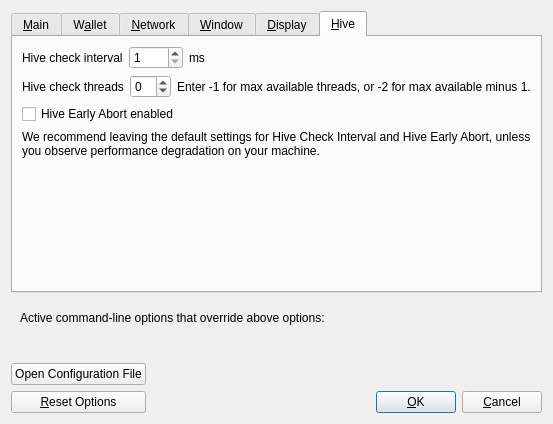
Old version of the form src/qt/forms/optionsdialog.ui in the repository litecoincash-project/litecoincash.
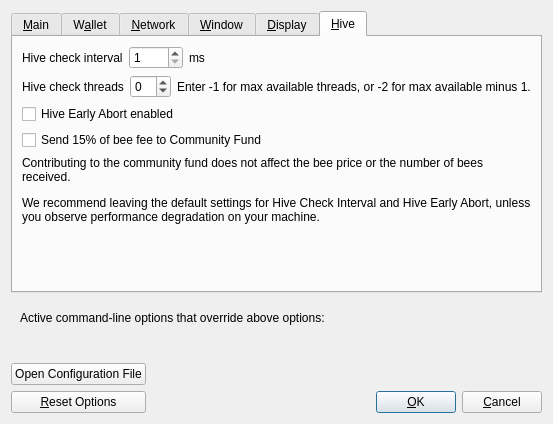
New version of the form. Custom widgets are drawn as their Qt base class.

Commit message: Cleaned up bee creation form

```diff
--- a/src/qt/forms/optionsdialog.ui
+++ b/src/qt/forms/optionsdialog.ui
@@ -749,10 +749,34 @@
          </item>
         </layout>
        </item>
+       <item>
+        <layout class="QHBoxLayout" name="horizontalLayout_1_Hive_4">
+         <item>
+          <widget class="QCheckBox" name="hiveContribCF">
+           <property name="text">
+            <string>Send 15% of bee fee to Community Fund</string>
+           </property>
+          </widget>
+         </item>
+         <item>
+          <spacer name="horizontalSpacer_5">
+           <property name="orientation">
+            <enum>Qt::Horizontal</enum>
+           </property>
+           <property name="sizeHint" stdset="0">
+            <size>
+             <width>40</width>
+             <height>20</height>
+            </size>
+           </property>
+          </spacer>
+         </item>
+        </layout>
+       </item>
        <item>
         <widget class="QLabel" name="label_5">
          <property name="text">
-          <string>We recommend leaving the default settings for Hive Check Interval and Hive Early Abort, unless you observe performance degradation on your machine.</string>
+          <string>&lt;html&gt;&lt;head/&gt;&lt;body&gt;&lt;p&gt;Contributing to the community fund does not affect the bee price or the number of bees received.&lt;/p&gt;&lt;p&gt;We recommend leaving the default settings for Hive Check Interval and Hive Early Abort, unless you observe performance degradation on your machine.&lt;/p&gt;&lt;/body&gt;&lt;/html&gt;</string>
          </property>
          <property name="wordWrap">
           <bool>true</bool>
```
The commit also changes 6 other files.
